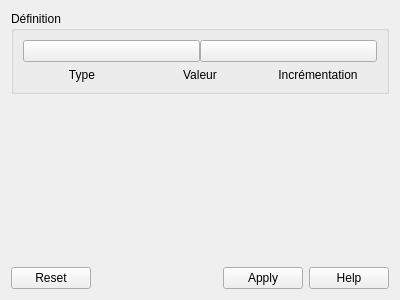
Qt form sources/ui/selectautonumw.ui (qelectrotech/qelectrotech-source-mirror) before a commit.
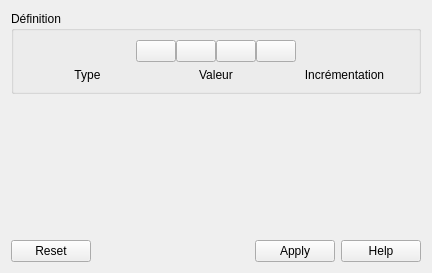
The same form after that commit. Icons and pictures are not drawn.

Commit message: Editor autonum dialog: add next/previous button

Patch:
```diff
--- a/sources/ui/selectautonumw.ui
+++ b/sources/ui/selectautonumw.ui
@@ -6,8 +6,8 @@
    <rect>
     <x>0</x>
     <y>0</y>
-    <width>400</width>
-    <height>300</height>
+    <width>432</width>
+    <height>273</height>
    </rect>
   </property>
   <property name="windowTitle">
@@ -25,6 +25,19 @@
         <property name="spacing">
          <number>0</number>
         </property>
+        <item>
+         <spacer name="horizontalSpacer_2">
+          <property name="orientation">
+           <enum>Qt::Horizontal</enum>
+          </property>
+          <property name="sizeHint" stdset="0">
+           <size>
+            <width>40</width>
+            <height>20</height>
+           </size>
+          </property>
+         </spacer>
+        </item>
         <item>
          <widget class="QPushButton" name="remove_button">
           <property name="toolTip">
@@ -59,6 +72,47 @@
           </property>
          </widget>
         </item>
+        <item>
+         <widget class="QPushButton" name="m_previous_pb">
+          <property name="toolTip">
+           <string>Précédent</string>
+          </property>
+          <property name="text">
+           <string/>
+          </property>
+          <property name="icon">
+           <iconset resource="../../qelectrotech.qrc">
+            <normaloff>:/ico/16x16/arrow-left.png</normaloff>:/ico/16x16/arrow-left.png</iconset>
+          </property>
+         </widget>
+        </item>
+        <item>
+         <widget class="QPushButton" name="m_next_pb">
+          <property name="toolTip">
+           <string>Suivant</string>
+          </property>
+          <property name="text">
+           <string/>
+          </property>
+          <property name="icon">
+           <iconset resource="../../qelectrotech.qrc">
+            <normaloff>:/ico/16x16/arrow-right.png</normaloff>:/ico/16x16/arrow-right.png</iconset>
+          </property>
+         </widget>
+        </item>
+        <item>
+         <spacer name="horizontalSpacer">
+          <property name="orientation">
+           <enum>Qt::Horizontal</enum>
+          </property>
+          <property name="sizeHint" stdset="0">
+           <size>
+            <width>40</width>
+            <height>20</height>
+           </size>
+          </property>
+         </spacer>
+        </item>
        </layout>
       </item>
       <item>
```
The commit also changes 6 other files.
